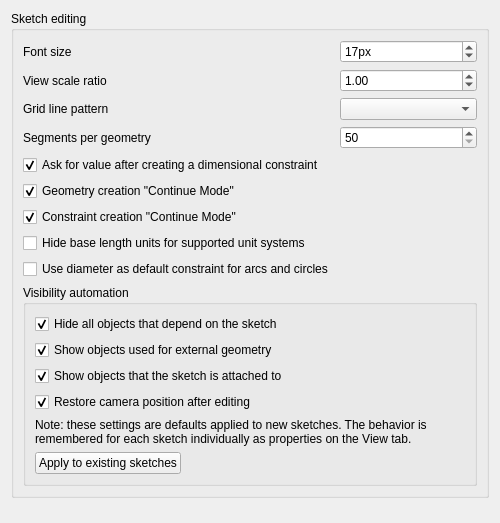
Qt form src/Mod/Sketcher/Gui/SketcherSettingsDisplay.ui (southseact-3d/fcd) before a commit.
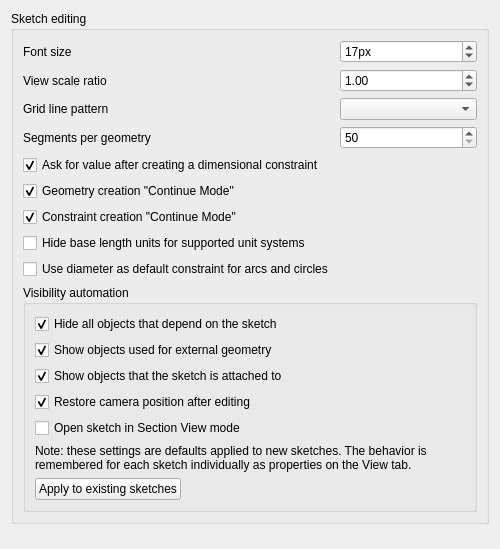
The same form after that commit. Custom widgets are drawn as their Qt base class.

Commit message: [Sketcher] Visibility automation : add ability to open sketch in Section View mode

Diff of the .ui file:
```diff
--- a/src/Mod/Sketcher/Gui/SketcherSettingsDisplay.ui
+++ b/src/Mod/Sketcher/Gui/SketcherSettingsDisplay.ui
@@ -230,6 +230,25 @@
            </property>
           </widget>
          </item>
+         <item>
+          <widget class="Gui::PrefCheckBox" name="checkBoxTVSectionView">
+           <property name="toolTip">
+            <string>By default, open a sketch in Section View mode -- objects are only visible behind sketch plane</string>
+           </property>
+           <property name="text">
+            <string>Open sketch in Section View mode</string>
+           </property>
+           <property name="checked">
+            <bool>false</bool>
+           </property>
+           <property name="prefEntry" stdset="0">
+            <cstring>SectionView</cstring>
+           </property>
+           <property name="prefPath" stdset="0">
+            <cstring>Mod/Sketcher/General</cstring>
+           </property>
+          </widget>
+         </item>
          <item>
           <widget class="QLabel" name="label_9">
            <property name="sizePolicy">
```
The commit also changes 3 other files.
